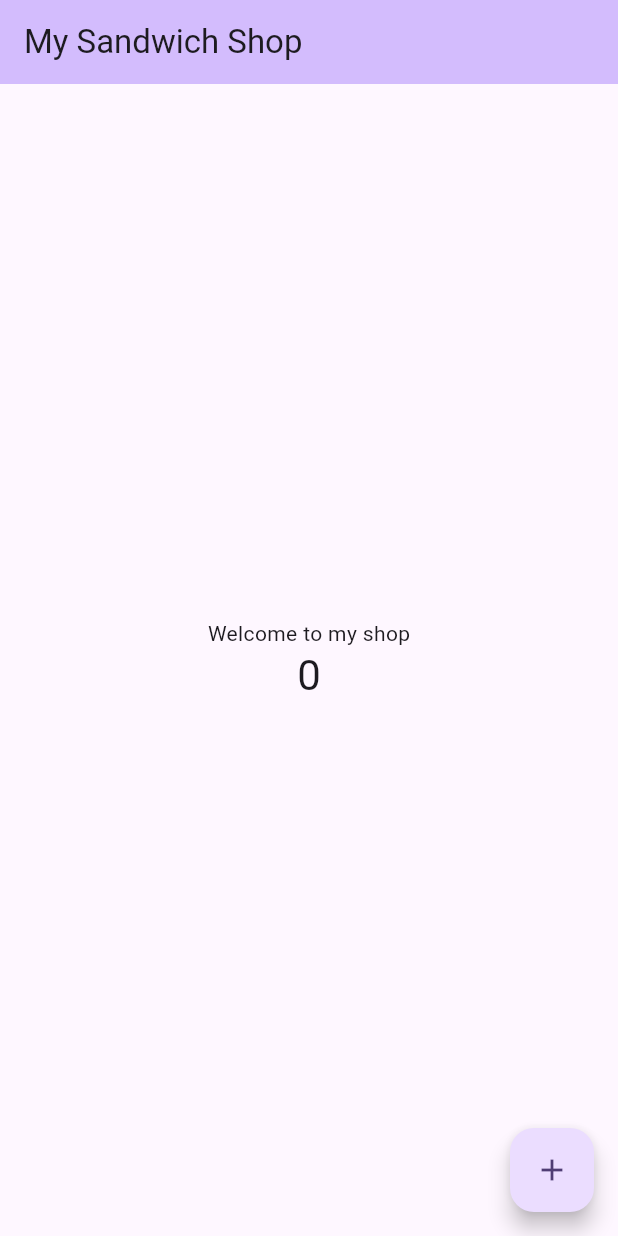
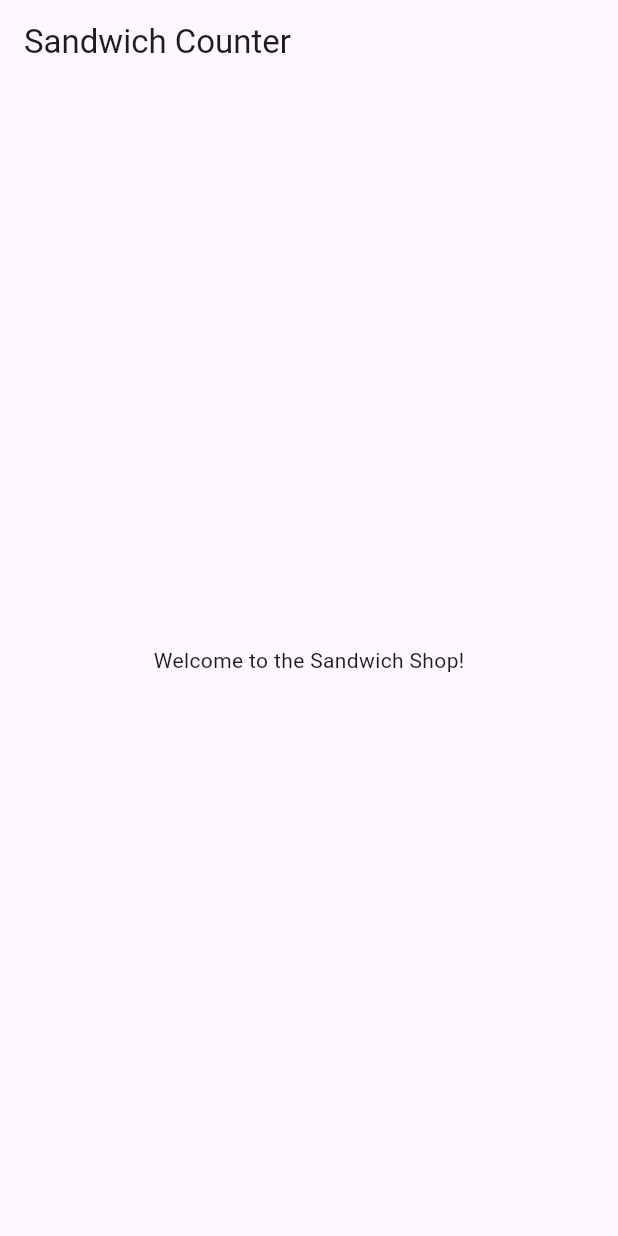
Before and after one commit to kaydehoopz05/myapp, a Flutter app: the screen it shows after launch, on a phone screen of 412 x 824 dp. Run offline on Flutter 3.47's test engine with Material 3 defaults, Android fonts, the phone set to English and light mode, and no system bars.

Commit message:
Define UI in the app fr

```diff
--- a/lib/main.dart
+++ b/lib/main.dart
@@ -1,7 +1,24 @@
 import 'package:flutter/material.dart';
 
 void main() {
-  runApp(const MyApp());
+  runApp(const App());
+}
+
+class App extends StatelessWidget {
+  const App({super.key});
+
+  @override
+  Widget build(BuildContext context) {
+    return MaterialApp(
+      title: 'Sandwich Shop App',
+      home: Scaffold(
+        appBar: AppBar(title: const Text('Sandwich Counter')),
+        body: const Center(
+          child: Text('Welcome to the Sandwich Shop!'),
+        ),
+      ),
+    );
+  }
 }
 
 class MyApp extends StatelessWidget {
```
